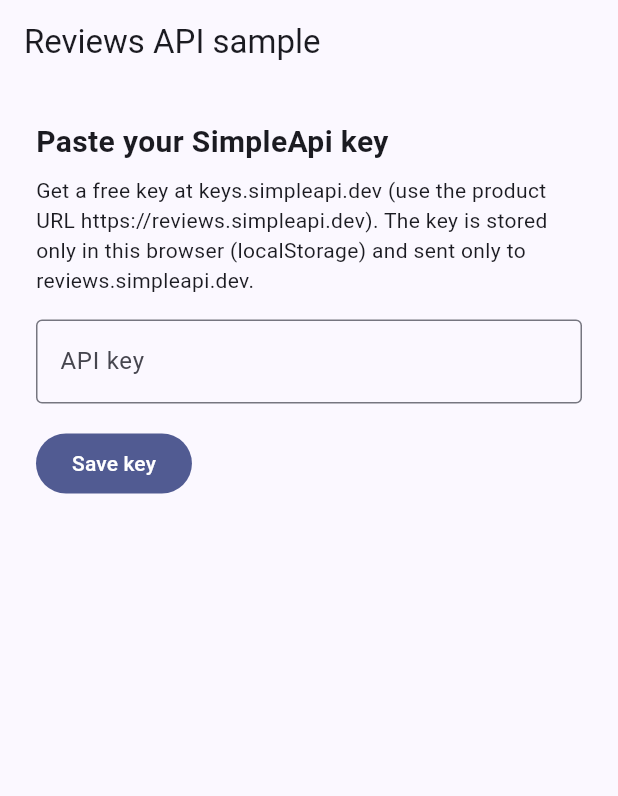
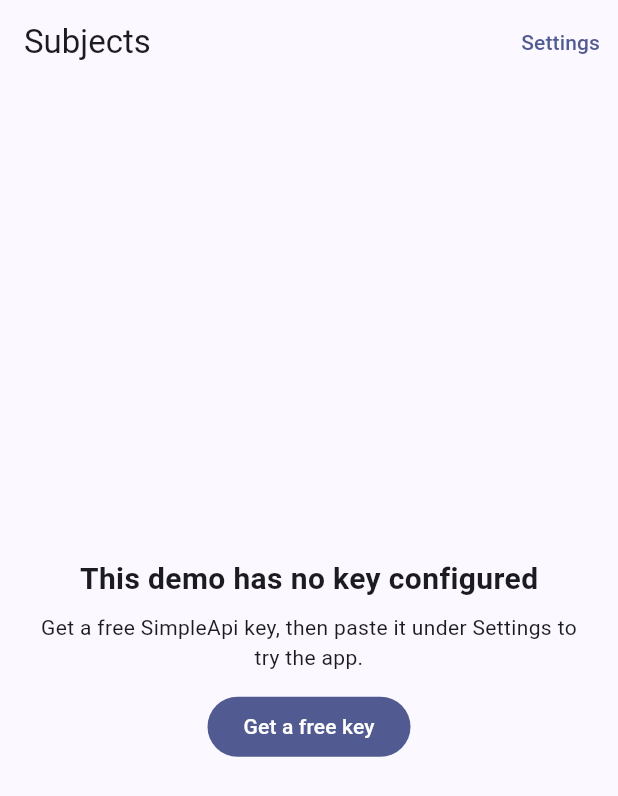
Before and after one commit to simple-api-dev/reviews-client, a Flutter app: the screen it shows after launch, on a phone screen of 412 x 824 dp. Shown: the top 796 px of the screen. Run offline on Flutter 3.47's test engine with Material 3 defaults, Android fonts, the phone set to English and light mode, and no system bars; missing offline and left inert: dart:js_interop.

Commit message:
Open on content with a build-time demo key (#2)
* Add Flutter web sample for the SimpleApi Reviews API

Key screen (localStorage), subjects, reviews with votes, comments,
register/login. All API calls live in lib/reviews_api.dart. Tests mock HTTP.
GitHub Actions workflow builds and deploys to GitHub Pages.

Co-Authored-By: Claude Sonnet 5.5 <noreply@anthropic.com>
Claude-Session: https://claude.ai/code/session_01Jcwa41zTeRMpUQuJ2CKbLU

* Open on content with a build-time demo key

The app no longer asks for a key first. The key comes from
--dart-define=SIMPLEAPI_KEY (set via the SIMPLEAPI_KEY repo variable in the
Pages workflow). With no key it shows a "no key configured" message and a link
to get one. Settings keeps "Use your own key" (localStorage) which overrides
the build key.

Co-Authored-By: Claude Sonnet 5.5 <noreply@anthropic.com>
Claude-Session: https://claude.ai/code/session_01Jcwa41zTeRMpUQuJ2CKbLU

---------

Co-authored-by: Claude <noreply@anthropic.com>

```diff
--- a/lib/app.dart
+++ b/lib/app.dart
@@ -1,22 +1,29 @@
 import 'package:flutter/material.dart';
 
 import 'app_state.dart';
-import 'screens/key_screen.dart';
+import 'open_url.dart';
 import 'screens/subjects_screen.dart';
 
 class ReviewsApp extends StatelessWidget {
-  const ReviewsApp({super.key, required this.state});
+  const ReviewsApp({super.key, required this.state, required this.openUrl});
 
   final AppState state;
+  final UrlOpener openUrl;
 
   @override
   Widget build(BuildContext context) {
     return MaterialApp(
       title: 'SimpleApi Reviews sample',
       theme: ThemeData(colorSchemeSeed: Colors.indigo, useMaterial3: true),
+      // The app opens straight on content. A new keyVersion rebuilds the list
+      // so it reloads when the key changes.
       home: ListenableBuilder(
         listenable: state,
-        builder: (context, _) => state.hasKey ? SubjectsScreen(state: state) : KeyScreen(state: state),
+        builder: (context, _) => SubjectsScreen(
+          key: ValueKey(state.keyVersion),
+          state: state,
+          openUrl: openUrl,
+        ),
       ),
     );
   }
--- a/lib/app_state.dart
+++ b/lib/app_state.dart
@@ -1,44 +1,64 @@
 import 'package:flutter/foundation.dart';
 import 'package:http/http.dart' as http;
 
+import 'config.dart';
 import 'key_store.dart';
 import 'reviews_api.dart';
 
-/// The app's only shared state: the saved key and who is logged in.
+/// The app's only shared state: which key is in use and who is logged in.
 /// Screens listen to it with [ListenableBuilder].
+///
+/// The key comes from the build ([buildKey]) unless the visitor saved their
+/// own in this browser's localStorage, which then takes over.
 class AppState extends ChangeNotifier {
-  AppState({required this.store, this._client}) {
-    final saved = store.read();
-    if (saved != null && saved.isNotEmpty) _api = ReviewsApi(apiKey: saved, client: _client);
+  AppState({required this.store, this.buildKey = configuredKey, this._client}) {
+    final own = store.read();
+    _useKey(
+      own != null && own.isNotEmpty ? own : buildKey,
+      own: own != null && own.isNotEmpty,
+    );
   }
 
   final KeyStore store;
+  final String buildKey;
   final http.Client? _client;
 
   ReviewsApi? _api;
+  bool _usingOwnKey = false;
   String? userName;
 
+  /// Bumped whenever the key changes so screens can reload their data.
+  int keyVersion = 0;
+
   bool get hasKey => _api != null;
+  bool get hasBuildKey => buildKey.isNotEmpty;
+  bool get usingOwnKey => _usingOwnKey;
   bool get loggedIn => _api?.token != null;
 
-  /// The client for the saved key. Only call when [hasKey] is true.
+  /// The client for the current key. Only call when [hasKey] is true.
   ReviewsApi get api => _api!;
 
-  /// Checks [key] with one real call (GET /api/subjects), then remembers it.
+  void _useKey(String key, {required bool own}) {
+    _api = key.isEmpty ? null : ReviewsApi(apiKey: key, client: _client);
+    _usingOwnKey = own;
+    userName = null;
+    keyVersion++;
+  }
+
+  /// Checks [key] with one real call (GET /api/subjects), then remembers it in
+  /// localStorage and uses it instead of the build key.
   /// Throws [ApiException] if the API rejects it.
-  Future<void> checkAndSaveKey(String key) async {
-    final candidate = ReviewsApi(apiKey: key, client: _client);
-    await candidate.listSubjects(perPage: 1);
+  Future<void> useOwnKey(String key) async {
+    await ReviewsApi(apiKey: key, client: _client).listSubjects(perPage: 1);
     store.write(key);
-    _api = candidate;
-    userName = null;
+    _useKey(key, own: true);
     notifyListeners();
   }
 
-  void forgetKey() {
+  /// Forgets the saved key and goes back to the build key (if there is one).
+  void useBuildKey() {
     store.clear();
-    _api = null;
-    userName = null;
+    _useKey(buildKey, own: false);
     notifyListeners();
   }
 
--- /dev/null
+++ b/lib/config.dart
@@ -0,0 +1,10 @@
+/// The demo key baked in at build time:
+///
+///     flutter build web --dart-define=SIMPLEAPI_KEY=<your key>
+///
+/// It is empty when not provided. Never write a key in the source: anything
+/// passed this way ends up in the compiled JavaScript, so use a free demo key.
+const configuredKey = String.fromEnvironment('SIMPLEAPI_KEY');
+
+/// Where developers get their own free key for this API.
+const getKeyUrl = 'https://keys.simpleapi.dev/?product=reviews';
--- /dev/null
+++ b/lib/open_url.dart
@@ -0,0 +1,2 @@
+/// Opens a link in a new browser tab. Injected so tests need no browser.
+typedef UrlOpener = void Function(String url);
--- /dev/null
+++ b/lib/open_url_web.dart
@@ -0,0 +1,6 @@
+import 'dart:js_interop';
+import 'dart:js_interop_unsafe';
+
+void openInNewTab(String url) {
+  globalContext.callMethod('open'.toJS, url.toJS, '_blank'.toJS);
+}
--- a/lib/screens/key_screen.dart
+++ /dev/null
@@ -1,72 +0,0 @@
-import 'package:flutter/material.dart';
-
-import '../app_state.dart';
-import 'ui.dart';
-
-/// Screen 1: paste your SimpleApi key. It is checked with one real call
-/// (GET /api/subjects) and then kept only in this browser's localStorage.
-class KeyScreen extends StatefulWidget {
-  const KeyScreen({super.key, required this.state});
-
-  final AppState state;
-
-  @override
-  State<KeyScreen> createState() => _KeyScreenState();
-}
-
-class _KeyScreenState extends State<KeyScreen> {
-  final _controller = TextEditingController();
-  bool _busy = false;
-  String? _error;
-
-  @override
-  void dispose() {
-    _controller.dispose();
-    super.dispose();
-  }
-
-  Future<void> _save() async {
-    final key = _controller.text.trim();
-    if (key.isEmpty) return;
-    setState(() {
-      _busy = true;
-      _error = null;
-    });
-    try {
-      // GET /api/subjects - a cheap call that proves the key is valid.
-      await widget.state.checkAndSaveKey(key);
-    } catch (e) {
-      if (mounted) setState(() => _error = describeError(e));
-    } finally {
-      if (mounted) setState(() => _busy = false);
-    }
-  }
-
-  @override
-  Widget build(BuildContext context) {
-    return Scaffold(
-      appBar: AppBar(title: const Text('Reviews API sample')),
-      body: Centered(
-        child: ListView(padding: const EdgeInsets.all(24), children: [
-          const Text('Paste your SimpleApi key', style: TextStyle(fontSize: 20, fontWeight: FontWeight.w600)),
-          const SizedBox(height: 8),
-          const Text(
-            'Get a free key at keys.simpleapi.dev (use the product URL https://reviews.simpleapi.dev). '
-            'The key is stored only in this browser (localStorage) and sent only to reviews.simpleapi.dev.',
-          ),
-          const SizedBox(height: 16),
-          TextField(
-            controller: _controller,
-            decoration: InputDecoration(labelText: 'API key', border: const OutlineInputBorder(), errorText: _error),
-            onSubmitted: (_) => _save(),
-          ),
-          const SizedBox(height: 16),
-          Align(
-            alignment: Alignment.centerLeft,
-            child: FilledButton(onPressed: _busy ? null : _save, child: Text(_busy ? 'Checking...' : 'Save key')),
-          ),
-        ]),
-      ),
-    );
-  }
-}
--- a/lib/screens/subjects_screen.dart
+++ b/lib/screens/subjects_screen.dart
@@ -1,16 +1,20 @@
 import 'package:flutter/material.dart';
 
 import '../app_state.dart';
+import '../config.dart';
 import '../models.dart';
+import '../open_url.dart';
 import 'auth_screen.dart';
 import 'reviews_screen.dart';
+import 'settings_screen.dart';
 import 'ui.dart';
 
 /// Screen 2: browse subjects (things that have reviews).
 class SubjectsScreen extends StatefulWidget {
-  const SubjectsScreen({super.key, required this.state});
+  const SubjectsScreen({super.key, required this.state, required this.openUrl});
 
   final AppState state;
+  final UrlOpener openUrl;
 
   @override
   State<SubjectsScreen> createState() => _SubjectsScreenState();
@@ -23,7 +27,7 @@ class _SubjectsScreenState extends State<SubjectsScreen> {
   @override
   void initState() {
     super.initState();
-    _future = _load();
+    _future = widget.state.hasKey ? _load() : Future.value(const []);
   }
 
   @override
@@ -74,7 +78,9 @@ class _SubjectsScreenState extends State<SubjectsScreen> {
         appBar: AppBar(
           title: const Text('Subjects'),
           actions: [
-            if (state.loggedIn) ...[
+            if (!state.hasKey)
+              const SizedBox.shrink()
+            else if (state.loggedIn) ...[
               Center(child: Text('Hi, ${state.userName ?? 'you'}')),
               TextButton(onPressed: state.logout, child: const Text('Log out')),
             ] else
@@ -82,15 +88,24 @@ class _SubjectsScreenState extends State<SubjectsScreen> {
                 onPressed: () => Navigator.of(context).push(MaterialPageRoute<void>(builder: (_) => AuthScreen(state: state))),
                 child: const Text('Log in / Register'),
               ),
-            TextButton(onPressed: state.forgetKey, child: const Text('Change key')),
+            TextButton(
+              onPressed: () => Navigator.of(context).push(
+                MaterialPageRoute<void>(builder: (_) => SettingsScreen(state: state, openUrl: widget.openUrl)),
+              ),
+              child: const Text('Settings'),
+            ),
           ],
         ),
-        floatingActionButton: FloatingActionButton.extended(
-          onPressed: _newSubject,
-          icon: const Icon(Icons.add),
-          label: const Text('Review something new'),
-        ),
-        body: Centered(
+        floatingActionButton: state.hasKey
+            ? FloatingActionButton.extended(
+                onPressed: _newSubject,
+                icon: const Icon(Icons.add),
+                label: const Text('Review something new'),
+              )
+            : null,
+        body: !state.hasKey
+            ? _NoKey(openUrl: widget.openUrl)
+            : Centered(
           child: Column(children: [
             Padding(
               padding: const EdgeInsets.all(12),
@@ -140,3 +155,27 @@ class _SubjectsScreenState extends State<SubjectsScreen> {
     );
   }
 }
+
+/// Shown when the site was built without a demo key and the visitor has not
+/// saved their own.
+class _NoKey extends StatelessWidget {
+  const _NoKey({required this.openUrl});
+
+  final UrlOpener openUrl;
+
+  @override
+  Widget build(BuildContext context) {
+    return Center(
+      child: Padding(
+        padding: const EdgeInsets.all(24),
+        child: Column(mainAxisSize: MainAxisSize.min, children: [
+          const Text('This demo has no key configured', style: TextStyle(fontSize: 20, fontWeight: FontWeight.w600)),
+          const SizedBox(height: 8),
+          const Text('Get a free SimpleApi key, then paste it under Settings to try the app.', textAlign: TextAlign.center),
+          const SizedBox(height: 12),
+          FilledButton(onPressed: () => openUrl(getKeyUrl), child: const Text('Get a free key')),
+        ]),
+      ),
+    );
+  }
+}
```
Also changed, not shown: lib/main.dart (+7 -1 lines), lib/screens/settings_screen.dart (added, +113 -0 lines), 3 other files.
